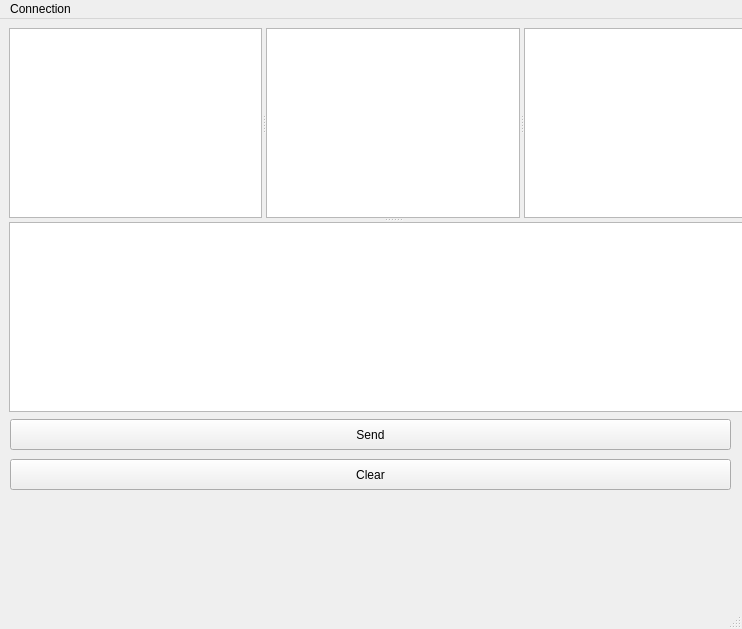
This is mainwindow.ui in sanikulkin/db-gui as Qt 5 draws it before an edit. The edited form follows.
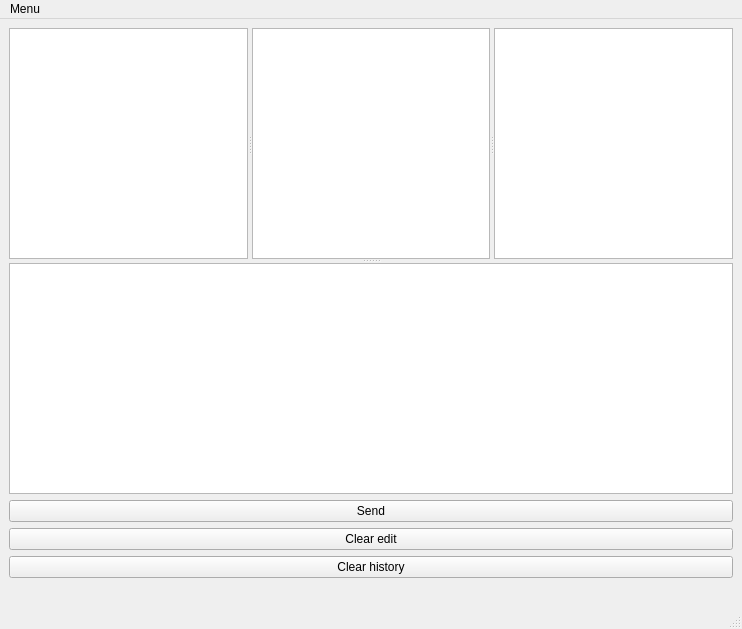
This is the edited form.

The edit to the form file:
```diff
--- a/mainwindow.ui
+++ b/mainwindow.ui
@@ -26,15 +26,16 @@
    <string>DB-GUI</string>
   </property>
   <widget class="QWidget" name="centralwidget">
+   <layout class="QGridLayout" name="gridLayout">
+    <item row="2" column="0">
+     <widget class="QPushButton" name="clearButton">
+      <property name="text">
+       <string>Clear edit</string>
+      </property>
+     </widget>
+    </item>
+    <item row="4" column="0">
    <widget class="QLabel" name="errorLable">
-    <property name="geometry">
-     <rect>
-      <x>10</x>
-      <y>480</y>
-      <width>721</width>
-      <height>31</height>
-     </rect>
-    </property>
     <property name="sizePolicy">
      <sizepolicy hsizetype="Preferred" vsizetype="Preferred">
       <horstretch>0</horstretch>
@@ -45,41 +46,23 @@
      <string/>
     </property>
    </widget>
+    </item>
+    <item row="1" column="0">
    <widget class="QPushButton" name="requestButton">
-    <property name="geometry">
-     <rect>
-      <x>10</x>
-      <y>400</y>
-      <width>721</width>
-      <height>31</height>
-     </rect>
-    </property>
     <property name="text">
      <string>Send</string>
     </property>
    </widget>
-   <widget class="QPushButton" name="clearButton">
-    <property name="geometry">
-     <rect>
-      <x>10</x>
-      <y>440</y>
-      <width>721</width>
-      <height>31</height>
-     </rect>
-    </property>
+    </item>
+    <item row="3" column="0">
+     <widget class="QPushButton" name="historyButton">
     <property name="text">
-     <string>Clear</string>
-    </property>
-   </widget>
+       <string>Clear history</string>
+      </property>
+     </widget>
+    </item>
+    <item row="0" column="0">
    <widget class="QSplitter" name="splitter_2">
-    <property name="geometry">
-     <rect>
-      <x>9</x>
-      <y>9</y>
-      <width>768</width>
-      <height>384</height>
-     </rect>
-    </property>
     <property name="orientation">
      <enum>Qt::Vertical</enum>
     </property>
@@ -160,6 +143,8 @@
      </property>
     </widget>
    </widget>
+    </item>
+   </layout>
   </widget>
   <widget class="QStatusBar" name="statusbar"/>
   <widget class="QMenuBar" name="menubar">
@@ -168,12 +153,12 @@
      <x>0</x>
      <y>0</y>
      <width>742</width>
-     <height>20</height>
+     <height>25</height>
     </rect>
    </property>
    <widget class="QMenu" name="menu">
     <property name="title">
-     <string>Connection</string>
+     <string>Menu</string>
     </property>
     <addaction name="action"/>
    </widget>
```
Left out of the diff: 7 changed lines with no effect on the pictures. Lines whose indentation alone changed are shown as unchanged.
